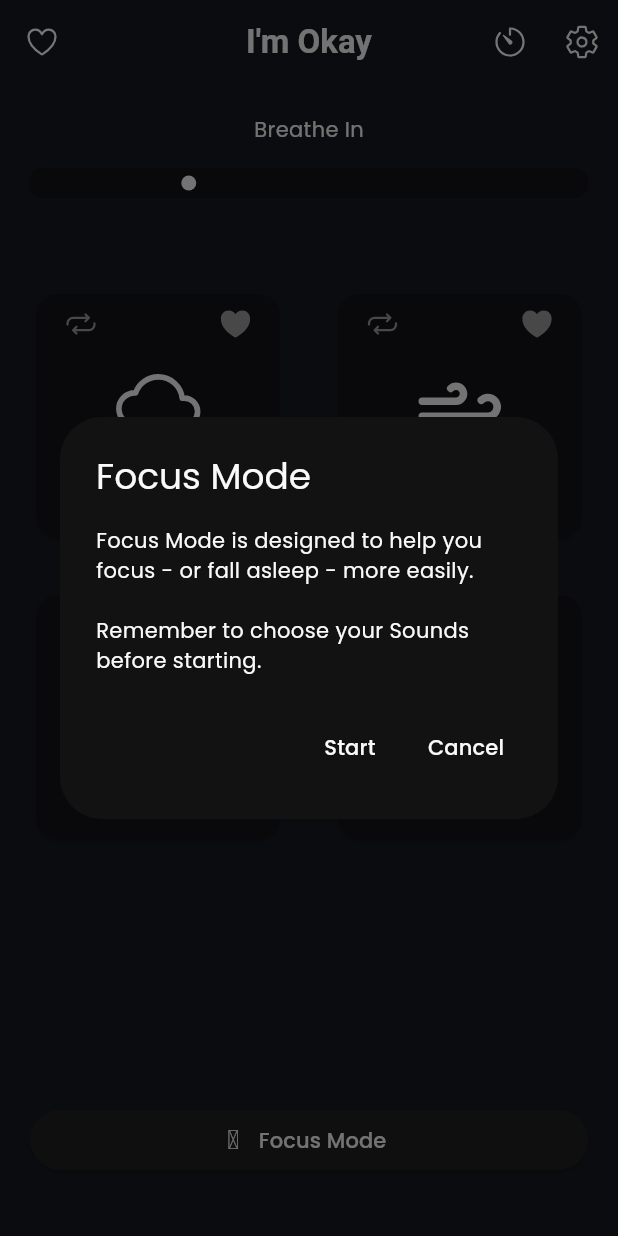
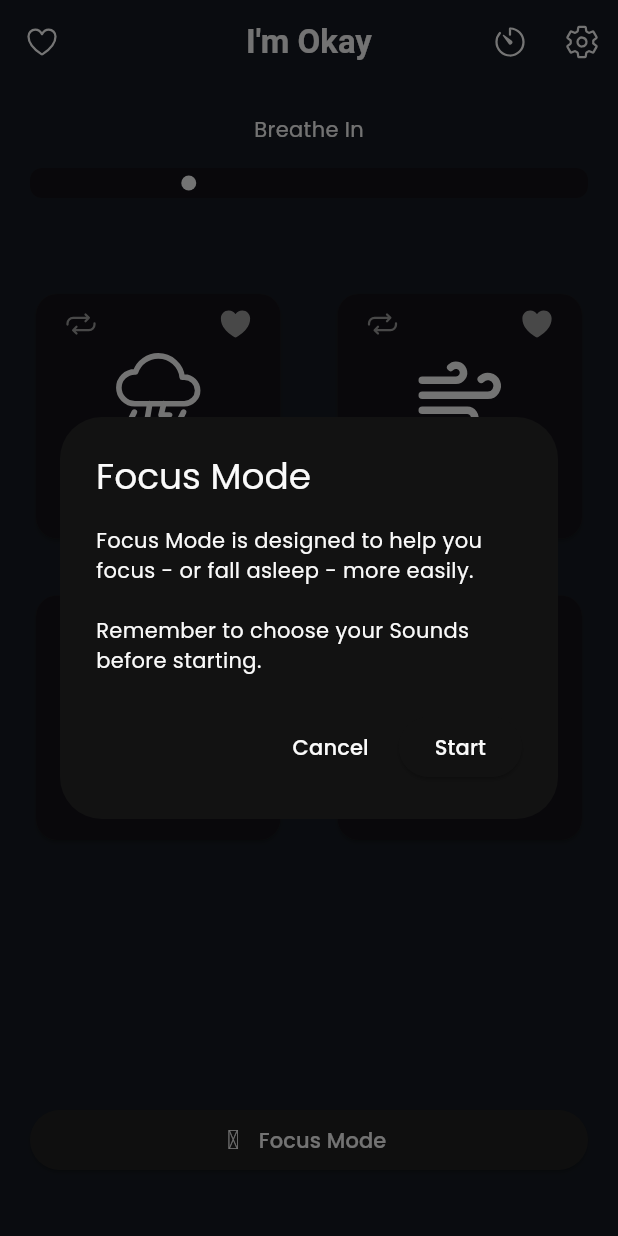
Before and after one commit to danfq/imokay, a Flutter app: the screen it shows after launch, after a tap on "Focus Mode", on a phone screen of 412 x 824 dp. Run offline on Flutter 3.47's test engine with Material 3 defaults, Android fonts, the phone set to English and light mode, and no system bars; our stand-ins replace adaptive_theme, audioplayers, file_picker, flutter_local_notifications, flutter_riverpod, flutter_vector_icons and 7 more; missing offline and left inert: flex_color_picker; accounts and stored records are empty.

Commit message:
UI Updates

```diff
--- a/lib/pages/home.dart
+++ b/lib/pages/home.dart
@@ -71,12 +71,12 @@
                     content: const Text(TextConstants.focusModeDesc),
                     actions: [
                       TextButton(
+                        onPressed: () => Get.back(result: false),
+                        child: const Text("Cancel"),
+                      ),
+                      ElevatedButton(
                         onPressed: () => Get.back(result: true),
                         child: const Text("Start"),
-                      ),
-                      TextButton(
-                        onPressed: () => Get.back(result: false),
-                        child: const Text("Cancel"),
                       ),
                     ],
                   ),
--- a/lib/util/timer/handler.dart
+++ b/lib/util/timer/handler.dart
@@ -79,7 +79,7 @@
           //Start or Stop Timer
           Padding(
             padding: const EdgeInsets.all(20.0),
-            child: TextButton(
+            child: ElevatedButton(
               onPressed: () {
                 //Close Sheet
                 Get.back();
--- a/lib/util/widgets/sounds.dart
+++ b/lib/util/widgets/sounds.dart
@@ -42,19 +42,19 @@
                   _buildSoundGrid(
                     context,
                     soundData: [
-                      SoundData(name: "thunder"),
-                      SoundData(name: "wind"),
-                      SoundData(name: "birds"),
-                      SoundData(name: "waves"),
+                      SoundData(name: "thunder", extraInfo: "Thunder"),
+                      SoundData(name: "wind", extraInfo: "Wind"),
+                      SoundData(name: "birds", extraInfo: "Birds"),
+                      SoundData(name: "waves", extraInfo: "Waves"),
                     ],
                   ),
                   _buildSoundGrid(
                     context,
                     soundData: [
-                      SoundData(name: "fireplace"),
-                      SoundData(name: "vacuum"),
-                      SoundData(name: "talking"),
-                      SoundData(name: "tv_static"),
+                      SoundData(name: "fireplace", extraInfo: "Fireplace"),
+                      SoundData(name: "vacuum", extraInfo: "Vacuum"),
+                      SoundData(name: "talking", extraInfo: "People Talking"),
+                      SoundData(name: "tv_static", extraInfo: "TV Static"),
                     ],
                   ),
                   _buildSoundGrid(
```
Also changed, not shown: 2 other files.
